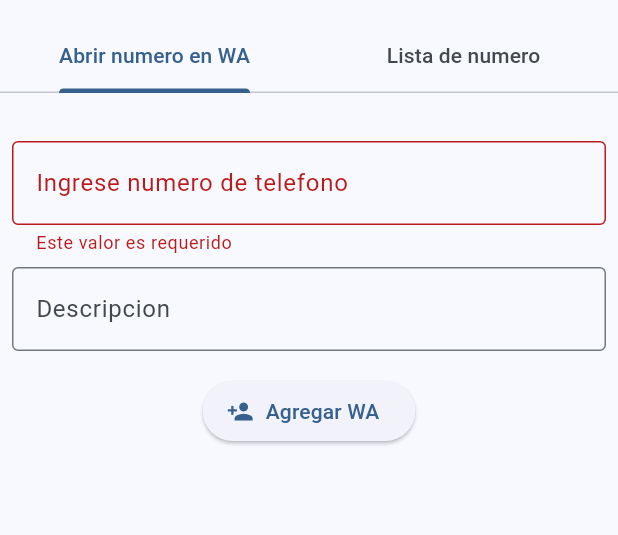
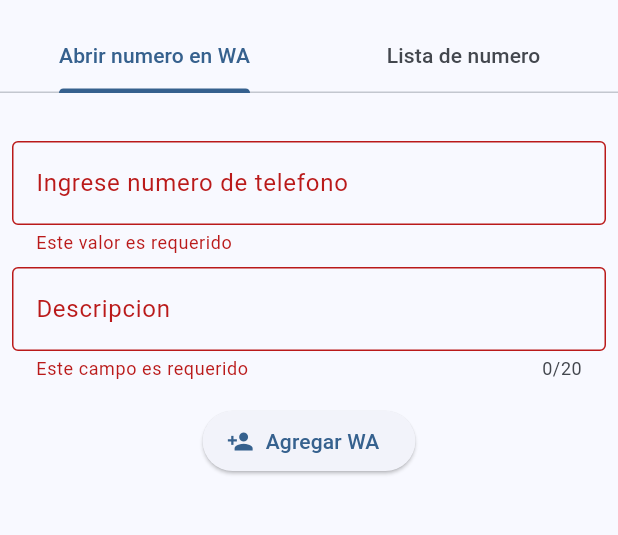
Before and after one commit to paulocrr/whats_app_phones, a Flutter app: the screen it shows after launch, after a tap on "Agregar WA", on a phone screen of 412 x 824 dp, the part 63-598 px from its top. Run offline on Flutter 3.47's test engine with Material 2 defaults, Android fonts, the phone set to English and light mode, and no system bars; our stand-ins replace form_field_validator, mask_text_input_formatter, shared_preferences.

Commit message:
feat: App terminada

```diff
--- /dev/null
+++ b/lib/extensions/string_extensions.dart
@@ -0,0 +1,5 @@
+extension StringExtension on String {
+  String get formatPhoneNumber {
+    return replaceAll('(', '').replaceAll(')', '').replaceAll(' ', '');
+  }
+}
--- /dev/null
+++ b/lib/models/whatsapp_contact.dart
@@ -0,0 +1,41 @@
+import 'dart:convert';
+
+class WhatsappContact {
+  final String id;
+  final String phoneNumber;
+  final String description;
+
+  const WhatsappContact({
+    required this.id,
+    required this.phoneNumber,
+    required this.description,
+  });
+
+  static WhatsappContact fromJson(Map<String, dynamic> json) {
+    return WhatsappContact(
+      id: json['id'],
+      phoneNumber: json['phoneNumber'],
+      description: json['description'],
+    );
+  }
+
+  Map<String, dynamic> toJson() {
+    return {
+      'id': id,
+      'phoneNumber': phoneNumber,
+      'description': description,
+    };
+  }
+
+  static String listToString(List<WhatsappContact> contacts) {
+    final contactJson = contacts.map((e) => e.toJson()).toList();
+
+    return json.encode(contactJson);
+  }
+
+  static List<WhatsappContact> stringToList(String contacts) {
+    final contactList = json.decode(contacts) as List<dynamic>;
+
+    return contactList.map((json) => WhatsappContact.fromJson(json)).toList();
+  }
+}
--- a/lib/pages/add_number_form.dart
+++ b/lib/pages/add_number_form.dart
@@ -1,9 +1,14 @@
 import 'package:flutter/material.dart';
 import 'package:form_field_validator/form_field_validator.dart';
 import 'package:mask_text_input_formatter/mask_text_input_formatter.dart';
+import 'package:uuid/uuid.dart';
+import 'package:whats_app_phones/extensions/whatsapp_contact_extension.dart';
+import 'package:whats_app_phones/models/whatsapp_contact.dart';
 
 class AddNumberForm extends StatefulWidget {
+  final void Function(WhatsappContact)? onSave;
   const AddNumberForm({
+    this.onSave,
     super.key,
   });
 
@@ -13,6 +18,8 @@ class AddNumberForm extends StatefulWidget {
 
 class _AddNumberFormState extends State<AddNumberForm> {
   final _formKey = GlobalKey<FormState>();
+  final _phoneNumberController = TextEditingController();
+  final _descriptionController = TextEditingController();
 
   @override
   Widget build(BuildContext context) {
@@ -28,6 +35,7 @@ class _AddNumberFormState extends State<AddNumberForm> {
                 border: OutlineInputBorder(),
                 label: Text('Ingrese numero de telefono'),
               ),
+              controller: _phoneNumberController,
               validator: MultiValidator(
                 [
                   RequiredValidator(errorText: 'Este valor es requerido'),
@@ -46,12 +54,31 @@ class _AddNumberFormState extends State<AddNumberForm> {
                 border: OutlineInputBorder(),
                 label: Text('Descripcion'),
               ),
+              controller: _descriptionController,
+              maxLength: 20,
+              validator:
+                  RequiredValidator(errorText: 'Este campo es requerido'),
             ),
             const SizedBox(height: 16),
             ElevatedButton.icon(
               onPressed: () {
                 if (_formKey.currentState!.validate()) {
-                  print('Formulario valido');
+                  final contact = WhatsappContact(
+                    id: const Uuid().v1(),
+                    phoneNumber: _phoneNumberController.text,
+                    description: _descriptionController.text,
+                  );
+
+                  final onSave = widget.onSave;
+
+                  if (onSave != null) {
+                    onSave(contact);
+                  }
+
+                  _phoneNumberController.clear();
+                  _descriptionController.clear();
+
+                  contact.launchWhatAppChat();
                 }
               },
               icon: const Icon(Icons.person_add),
--- a/lib/pages/my_home_page.dart
+++ b/lib/pages/my_home_page.dart
@@ -1,8 +1,43 @@
 import 'package:flutter/material.dart';
+import 'package:shared_preferences/shared_preferences.dart';
+import 'package:whats_app_phones/extensions/whatsapp_contact_extension.dart';
+import 'package:whats_app_phones/models/whatsapp_contact.dart';
 import 'package:whats_app_phones/pages/add_number_form.dart';
 
-class MyHomePage extends StatelessWidget {
+class MyHomePage extends StatefulWidget {
   const MyHomePage({super.key});
+
+  @override
+  State<MyHomePage> createState() => _MyHomePageState();
+}
+
+class _MyHomePageState extends State<MyHomePage> {
+  List<WhatsappContact> contacts = [];
+
+  @override
+  void initState() {
+    loadContactList();
+    super.initState();
+  }
+
+  void loadContactList() async {
+    final prefs = await SharedPreferences.getInstance();
+
+    final stringList = prefs.getString('contacts');
+
+    if (stringList != null) {
+      setState(() {
+        contacts = WhatsappContact.stringToList(stringList);
+      });
+    }
+  }
+
+  void saveCurrentContactList() async {
+    final listInString = WhatsappContact.listToString(contacts);
+    final prefs = await SharedPreferences.getInstance();
+
+    await prefs.setString('contacts', listInString);
+  }
 
   @override
   Widget build(BuildContext context) {
@@ -23,10 +58,72 @@ class MyHomePage extends StatelessWidget {
               ],
             ),
           ),
-          body: const TabBarView(
+          body: TabBarView(
             children: [
-              AddNumberForm(),
-              Text('Ver numero'),
+              AddNumberForm(
+                onSave: (contact) async {
+                  setState(() {
+                    contacts.add(contact);
+                  });
+
+                  saveCurrentContactList();
+
+                  FocusManager.instance.primaryFocus?.unfocus();
+                },
+              ),
+              ListView(
+                padding: const EdgeInsets.symmetric(
+                  horizontal: 8,
+                  vertical: 16,
+                ),
+                children: contacts
+                    .map(
+                      (contact) => Card(
+                        child: ListTile(
+                          title: Text(contact.phoneNumber),
+                          subtitle: Text(contact.description),
+                          trailing: Row(
+                            mainAxisSize: MainAxisSize.min,
+                            children: [
+                              IconButton(
+                                onPressed: () {
+                                  contact.launchWhatAppChat();
+                                },
+                                icon: const Icon(
+                                  Icons.person,
+                                  color: Colors.green,
+                                ),
+                              ),
+                              IconButton(
+                                onPressed: () {
+                                  contact.launchPhoneCall();
+                                },
+                                icon: const Icon(
+                                  Icons.phone,
+                                  color: Colors.blue,
+                                ),
+                              ),
+                              IconButton(
+                                onPressed: () async {
+                                  setState(() {
+                                    contacts.removeWhere(
+                                      (element) => element.id == contact.id,
+                                    );
+                                  });
+                                  saveCurrentContactList();
+                                },
+                                icon: const Icon(
+                                  Icons.delete,
+                                  color: Colors.red,
+                                ),
+                              )
+                            ],
+                          ),
+                        ),
+                      ),
+                    )
+                    .toList(),
+              ),
             ],
           ),
         ),
--- a/pubspec.yaml
+++ b/pubspec.yaml
@@ -37,6 +37,9 @@ dependencies:
   cupertino_icons: ^1.0.2
   form_field_validator: ^1.1.0
   mask_text_input_formatter: ^2.4.0
+  shared_preferences: ^2.1.1
+  uuid: ^3.0.7
+  url_launcher: ^6.1.11
 
 dev_dependencies:
   flutter_test:
```
Also changed, not shown: lib/extensions/whatsapp_contact_extension.dart (added, +17 -0 lines), pubspec.lock, 2 other files.
